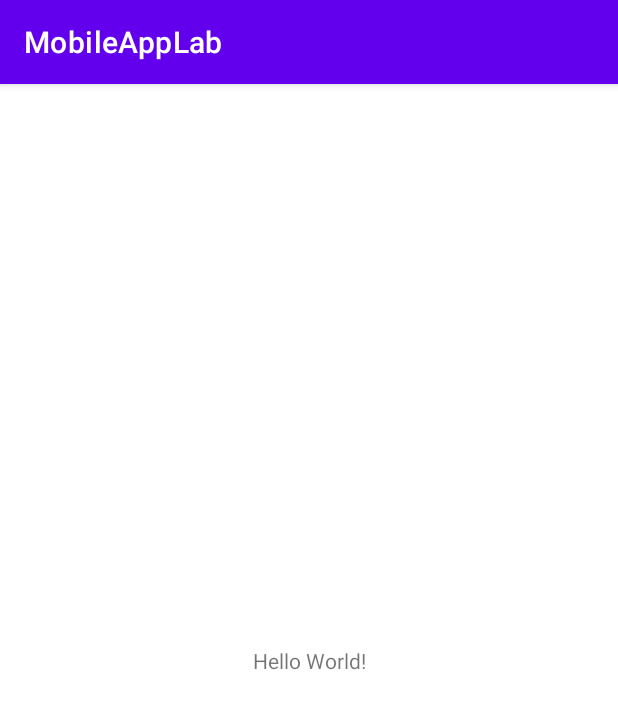
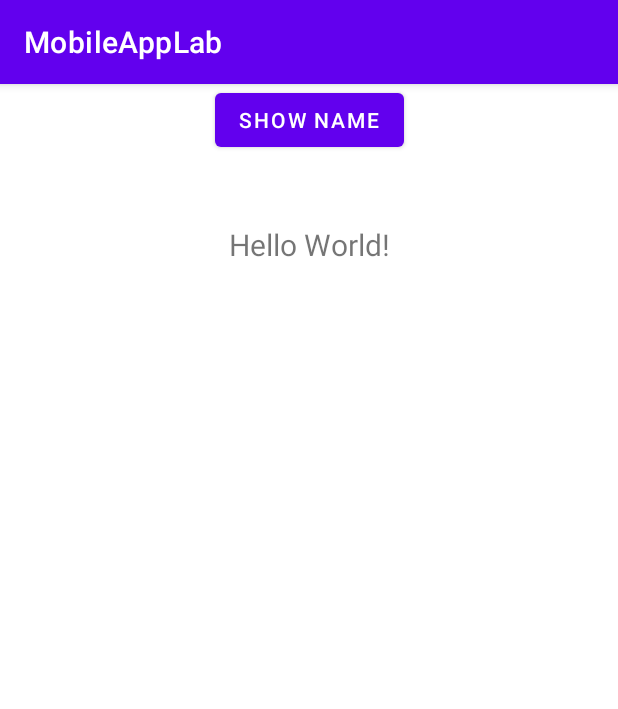
Before and after one commit to TomiArotiba/MobileApp1, an Android app: the screen it shows after launch (MainActivity), on a phone screen of 412 x 824 dp. Shown: the top 709 px of the screen. Run offline under Robolectric (Android 15) with nearby library versions, the phone set to English and light mode, and no system bars.

Commit message:
Added Button and TextView elements with code that handles respective events.

```diff
--- a/app/src/main/java/com/example/mobileapplab/MainActivity.java
+++ b/app/src/main/java/com/example/mobileapplab/MainActivity.java
@@ -3,12 +3,26 @@ package com.example.mobileapplab;
 import androidx.appcompat.app.AppCompatActivity;
 
 import android.os.Bundle;
+import android.view.View;
+import android.widget.Button;
+import android.widget.TextView;
 
 public class MainActivity extends AppCompatActivity {
+    TextView textview;
+    Button showBtn;
 
     @Override
     protected void onCreate(Bundle savedInstanceState) {
         super.onCreate(savedInstanceState);
         setContentView(R.layout.activity_main);
+
+        textview = (TextView) findViewById(R.id.name_txt);
+        showBtn = (Button) findViewById(R.id.show_name);
+        showBtn.setOnClickListener(new View.OnClickListener() {
+            @Override
+            public void onClick(View v) {
+                textview.setText("My name is Oluwatomiloba");
+            }
+        });
     }
 }
--- a/app/src/main/res/layout/activity_main.xml
+++ b/app/src/main/res/layout/activity_main.xml
@@ -7,12 +7,24 @@
     tools:context=".MainActivity">
 
     <TextView
+        android:id="@+id/name_txt"
         android:layout_width="wrap_content"
         android:layout_height="wrap_content"
         android:text="Hello World!"
+        android:textSize="20sp"
         app:layout_constraintBottom_toBottomOf="parent"
         app:layout_constraintEnd_toEndOf="parent"
         app:layout_constraintStart_toStartOf="parent"
-        app:layout_constraintTop_toTopOf="parent" />
+        app:layout_constraintTop_toTopOf="parent"
+        app:layout_constraintVertical_bias="0.126" />
+
+    <Button
+        android:id="@+id/show_name"
+        android:layout_width="wrap_content"
+        android:layout_height="wrap_content"
+        android:text="Show Name"
+        app:layout_constraintEnd_toEndOf="parent"
+        app:layout_constraintStart_toStartOf="parent"
+        tools:layout_editor_absoluteY="143dp" />
 
 </androidx.constraintlayout.widget.ConstraintLayout>
```
